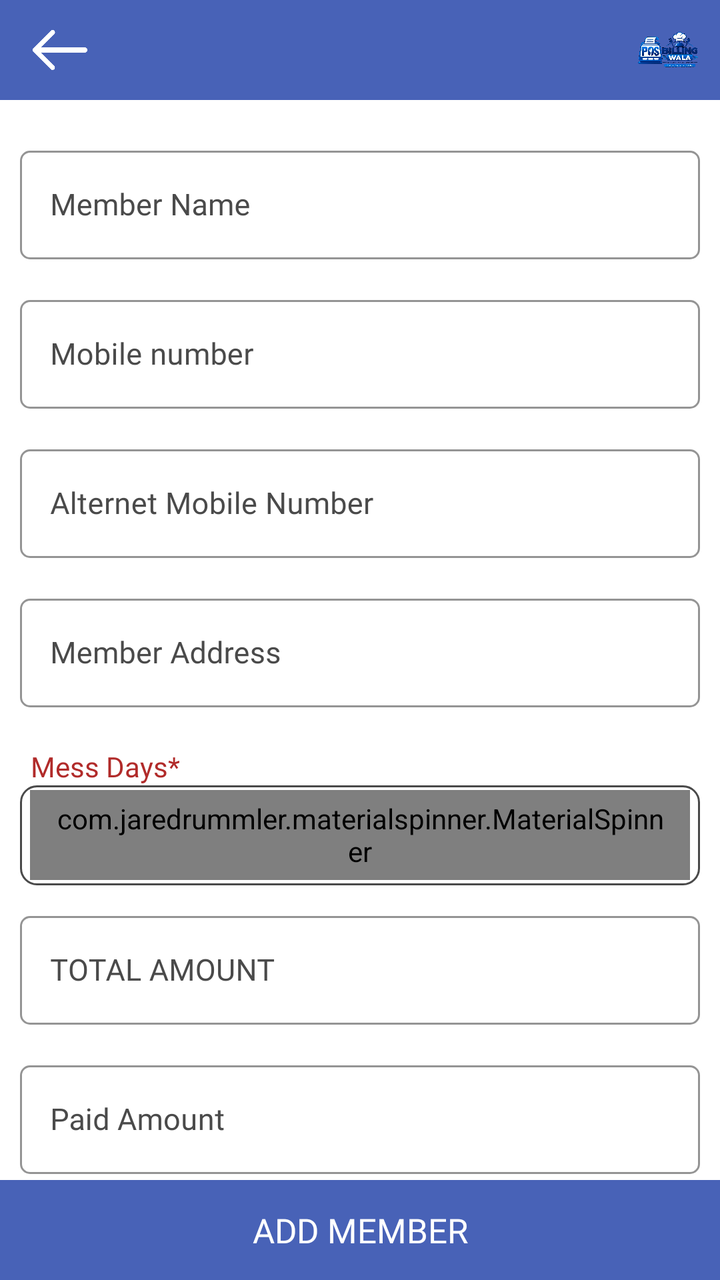
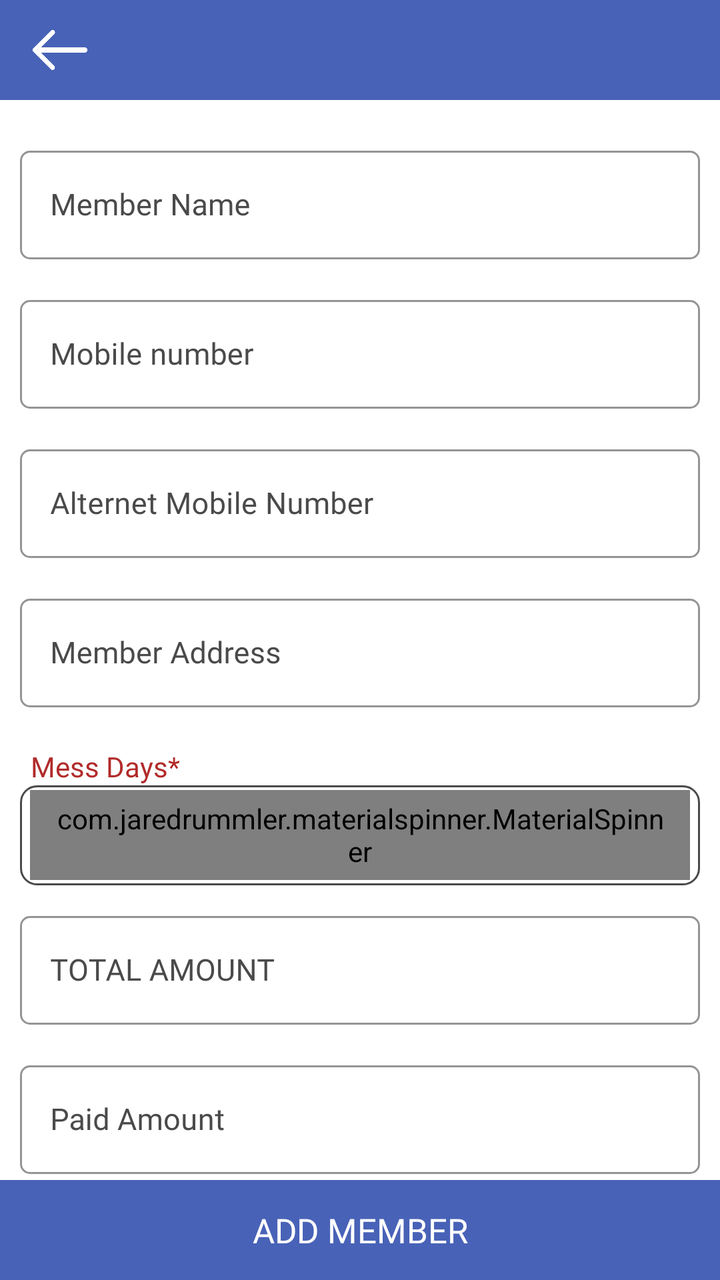

An Android layout rendered at two revisions. The XML below is the earlier revision; the diff shows what the commit changed to produce the second picture.
<!-- AndroidManifest.xml: application theme AppTheme -->
<!-- res/layout/fragment_add_mess_member.xml -->
<?xml version="1.0" encoding="utf-8"?>
<RelativeLayout xmlns:android="http://schemas.android.com/apk/res/android"
    xmlns:app="http://schemas.android.com/apk/res-auto"
    xmlns:tools="http://schemas.android.com/tools"
    android:layout_width="match_parent"
    android:layout_height="match_parent"
    tools:context=".Fragment.AddProduct">

    <com.google.android.material.appbar.AppBarLayout
        android:id="@+id/appBarLayout"
        android:layout_width="match_parent"
        android:layout_height="50dp"
        android:layout_alignParentTop="true">

        <RelativeLayout
            android:layout_width="match_parent"
            android:layout_height="match_parent">

            <ImageView
                android:id="@+id/backToMess"
                android:layout_width="30dp"
                android:layout_height="30dp"
                android:layout_alignParentStart="true"
                android:layout_centerInParent="true"
                android:layout_gravity="center"
                android:layout_marginStart="15dp"
                android:src="@drawable/back"
                app:tint="@color/white" />

        
            <include layout="@layout/include_app_toolbar_logo" />
</RelativeLayout>

    </com.google.android.material.appbar.AppBarLayout>

    <androidx.core.widget.NestedScrollView
        android:layout_width="match_parent"
        android:layout_height="match_parent"
        android:layout_above="@+id/addMember"
        android:layout_below="@id/appBarLayout">

        <LinearLayout
            android:layout_width="match_parent"
            android:layout_height="match_parent"
            android:orientation="vertical"
            android:padding="10dp">

            <com.google.android.material.textfield.TextInputLayout
                android:id="@+id/memberNameLayout"
                style="@style/Widget.MaterialComponents.TextInputLayout.OutlinedBox"
                android:layout_width="match_parent"
                android:layout_height="wrap_content"
                android:layout_gravity="center"
                android:layout_marginTop="10dp"
                android:layout_marginBottom="5dp"
                android:gravity="center"
                android:textColorHint="@color/light_black"
                app:boxCornerRadiusBottomEnd="5dp"
                app:boxCornerRadiusBottomStart="5dp"
                app:boxCornerRadiusTopEnd="5dp"
                app:boxCornerRadiusTopStart="5dp"
                app:boxStrokeColor="@color/light_black">

                <com.google.android.material.textfield.TextInputEditText
                    android:id="@+id/memberName"
                    android:layout_width="match_parent"
                    android:layout_height="wrap_content"
                    android:digits="abcdefghijklmnopqrstuvwxyzABCDEFGHIJKLMNOPQRSTUVWXYZ "
                    android:fontFamily="@font/poppinsregular"
                    android:hint="@string/ui_member_name"
                    android:imeOptions="actionNext"
                    android:inputType="textCapWords"
                    android:paddingStart="15dp"
                    android:paddingEnd="10dp"
                    android:singleLine="true"
                    android:textColor="@color/black"
                    android:textColorHint="@color/light_black"
                    android:textSize="15dp" />

            </com.google.android.material.textfield.TextInputLayout>

            <com.google.android.material.textfield.TextInputLayout
                android:id="@+id/memberMobileNumberLayout"
                style="@style/Widget.MaterialComponents.TextInputLayout.OutlinedBox"
                android:layout_width="match_parent"
                android:layout_height="wrap_content"
                android:layout_gravity="center"
                android:layout_marginTop="10dp"
                android:layout_marginBottom="5dp"
                android:gravity="center"
                android:textColorHint="@color/light_black"
                app:boxCornerRadiusBottomEnd="5dp"
                app:boxCornerRadiusBottomStart="5dp"
                app:boxCornerRadiusTopEnd="5dp"
                app:boxCornerRadiusTopStart="5dp"
                app:boxStrokeColor="@color/light_black">

                <com.google.android.material.textfield.TextInputEditText
                    android:id="@+id/memberMobileNumber"
                    android:layout_width="match_parent"
                    android:layout_height="wrap_content"
                    android:digits="0123456789"
                    android:fontFamily="@font/poppinsregular"
                    android:hint="@string/trial_signup_contact"
                    android:imeOptions="actionNext"
                    android:inputType="numberDecimal"
                    android:paddingStart="15dp"
                    android:paddingEnd="10dp"
                    android:singleLine="true"
                    android:textColor="@color/black"
                    android:textColorHint="@color/light_black"
                    android:textSize="15dp" />

            </com.google.android.material.textfield.TextInputLayout>

            <com.google.android.material.textfield.TextInputLayout
                android:id="@+id/memberAlternetMobileNumberLayout"
                style="@style/Widget.MaterialComponents.TextInputLayout.OutlinedBox"
                android:layout_width="match_parent"
                android:layout_height="wrap_content"
                android:layout_gravity="center"
                android:layout_marginTop="10dp"
                android:layout_marginBottom="5dp"
                android:gravity="center"
                android:textColorHint="@color/light_black"
                app:boxCornerRadiusBottomEnd="5dp"
                app:boxCornerRadiusBottomStart="5dp"
                app:boxCornerRadiusTopEnd="5dp"
                app:boxCornerRadiusTopStart="5dp"
                app:boxStrokeColor="@color/light_black">

                <com.google.android.material.textfield.TextInputEditText
                    android:id="@+id/memberAlternetMobileNumber"
                    android:layout_width="match_parent"
                    android:layout_height="wrap_content"
                    android:digits="0123456789"
                    android:fontFamily="@font/poppinsregular"
                    android:hint="@string/ui_alternet_mobile_number"
                    android:imeOptions="actionNext"
                    android:inputType="numberDecimal"
                    android:paddingStart="15dp"
                    android:paddingEnd="10dp"
                    android:singleLine="true"
                    android:textColor="@color/black"
                    android:textColorHint="@color/light_black"
                    android:textSize="15dp" />

            </com.google.android.material.textfield.TextInputLayout>

            <com.google.android.material.textfield.TextInputLayout
                android:id="@+id/memberAddressLayout"
                style="@style/Widget.MaterialComponents.TextInputLayout.OutlinedBox"
                android:layout_width="match_parent"
                android:layout_height="wrap_content"
                android:layout_gravity="center"
                android:layout_marginTop="10dp"
                android:layout_marginBottom="5dp"
                android:gravity="center"
                android:textColorHint="@color/light_black"
                app:boxCornerRadiusBottomEnd="5dp"
                app:boxCornerRadiusBottomStart="5dp"
                app:boxCornerRadiusTopEnd="5dp"
                app:boxCornerRadiusTopStart="5dp"
                app:boxStrokeColor="@color/light_black">

                <com.google.android.material.textfield.TextInputEditText
                    android:id="@+id/memberAddress"
                    android:layout_width="match_parent"
                    android:layout_height="wrap_content"
                    android:fontFamily="@font/poppinsregular"
                    android:hint="@string/ui_member_address"
                    android:imeOptions="actionNext"
                    android:inputType="textCapWords|textMultiLine"
                    android:paddingStart="15dp"
                    android:paddingEnd="10dp"
                    android:singleLine="true"
                    android:textColor="@color/black"
                    android:textColorHint="@color/light_black"
                    android:textSize="15dp" />

            </com.google.android.material.textfield.TextInputLayout>

            <TextView
                android:layout_width="wrap_content"
                android:layout_height="wrap_content"
                android:layout_gravity="center|start"
                android:layout_marginStart="5dp"
                android:layout_marginTop="15dp"
                android:fontFamily="@font/poppinsregular"
                android:gravity="center"
                android:text="@string/ui_mess_days"
                android:textColor="@color/textcolor" />

            <LinearLayout
                android:layout_width="match_parent"
                android:layout_height="50dp"
                android:background="@drawable/button_rounded_border"
                android:orientation="horizontal">

                <com.jaredrummler.materialspinner.MaterialSpinner
                    android:id="@+id/messDaySpinner"
                    android:layout_width="match_parent"
                    android:layout_height="45dp"
                    android:layout_gravity="center"
                    android:layout_margin="5dp"
                    android:fontFamily="@font/poppinsregular"
                    android:gravity="center|start"
                    android:paddingStart="10dp"
                    android:paddingEnd="10dp"
                    android:textColor="@color/black"
                    android:textSize="15dp"
                    app:ms_hint="Select Days" />

            </LinearLayout>

            <com.google.android.material.textfield.TextInputLayout
                android:id="@+id/messAmountLayout"
                style="@style/Widget.MaterialComponents.TextInputLayout.OutlinedBox"
                android:layout_width="match_parent"
                android:layout_height="wrap_content"
                android:layout_gravity="center"
                android:layout_marginTop="10dp"
                android:layout_marginBottom="5dp"
                android:gravity="center"
                android:textColorHint="@color/light_black"
                app:boxCornerRadiusBottomEnd="5dp"
                app:boxCornerRadiusBottomStart="5dp"
                app:boxCornerRadiusTopEnd="5dp"
                app:boxCornerRadiusTopStart="5dp"
                app:boxStrokeColor="@color/light_black">

                <com.google.android.material.textfield.TextInputEditText
                    android:id="@+id/messAmount"
                    android:layout_width="match_parent"
                    android:layout_height="wrap_content"
                    android:digits="0123456789"
                    android:fontFamily="@font/poppinsregular"
                    android:hint="@string/ui_total_amount"
                    android:imeOptions="actionNext"
                    android:inputType="numberDecimal"
                    android:paddingStart="15dp"
                    android:paddingEnd="10dp"
                    android:singleLine="true"
                    android:textColor="@color/black"
                    android:textColorHint="@color/light_black"
                    android:textSize="15dp" />

            </com.google.android.material.textfield.TextInputLayout>

            <com.google.android.material.textfield.TextInputLayout
                android:id="@+id/mesdpaidAmountLayout"
                style="@style/Widget.MaterialComponents.TextInputLayout.OutlinedBox"
                android:layout_width="match_parent"
                android:layout_height="wrap_content"
                android:layout_gravity="center"
                android:layout_marginTop="10dp"
                android:layout_marginBottom="5dp"
                android:gravity="center"
                android:textColorHint="@color/light_black"
                app:boxCornerRadiusBottomEnd="5dp"
                app:boxCornerRadiusBottomStart="5dp"
                app:boxCornerRadiusTopEnd="5dp"
                app:boxCornerRadiusTopStart="5dp"
                app:boxStrokeColor="@color/light_black">

                <com.google.android.material.textfield.TextInputEditText
                    android:id="@+id/messPaidAmount"
                    android:layout_width="match_parent"
                    android:layout_height="wrap_content"
                    android:digits="0123456789"
                    android:fontFamily="@font/poppinsregular"
                    android:hint="@string/ui_paid_amount"
                    android:imeOptions="actionNext"
                    android:inputType="numberDecimal"
                    android:paddingStart="15dp"
                    android:paddingEnd="10dp"
                    android:singleLine="true"
                    android:textColor="@color/black"
                    android:textColorHint="@color/light_black"
                    android:textSize="15dp" />

            </com.google.android.material.textfield.TextInputLayout>

        </LinearLayout>

    </androidx.core.widget.NestedScrollView>

    <TextView
        android:id="@+id/addMember"
        android:layout_width="match_parent"
        android:layout_height="50dp"
        android:layout_alignParentBottom="true"
        android:layout_gravity="center"
        android:background="@color/colorPrimary"
        android:fontFamily="@font/poppinsmedium"
        android:gravity="center"
        android:text="@string/ui_add_member"
        android:textAllCaps="true"
        android:textColor="@color/white"
        android:textSize="17dp" />

</RelativeLayout>
<!-- res/layout/include_app_toolbar_logo.xml (included above) -->
<?xml version="1.0" encoding="utf-8"?>
<ImageView xmlns:android="http://schemas.android.com/apk/res/android"
    android:id="@+id/appBrandLogo"
    android:layout_width="32dp"
    android:layout_height="32dp"
    android:layout_alignParentEnd="true"
    android:layout_centerVertical="true"
    android:layout_marginEnd="10dp"
    android:contentDescription="@string/app_name"
    android:scaleType="fitCenter"
    android:src="@drawable/app_logo" />
<!-- resources referenced by this layout -->
<resources>
  <color name="black">#000</color>
  <color name="colorPrimary">#4862b7</color>
  <color name="light_black">#4a4a4a</color>
  <color name="textcolor">#b12b2a</color>
  <color name="white">#fff</color>
  <!-- drawable app_logo: png bitmap (drawable, 586552 bytes) -->
  <!-- drawable back: png bitmap (drawable, 3507 bytes) -->
  <!-- drawable button_rounded_border (drawable) -->
  <?xml version="1.0" encoding="utf-8"?>
  <shape xmlns:android="http://schemas.android.com/apk/res/android">
      <stroke
          android:width="1dp"
          android:color="@color/light_black" />
  
      <corners android:radius="8dp" />
  
  </shape>
  <string name="app_name">Billingwala</string>
  <string name="trial_signup_contact">Mobile number</string>
  <string name="ui_add_member">Add Member</string>
  <string name="ui_alternet_mobile_number">Alternet Mobile Number</string>
  <string name="ui_member_address">Member Address</string>
  <string name="ui_member_name">Member Name</string>
  <string name="ui_mess_days">Mess Days*</string>
  <string name="ui_paid_amount">Paid Amount</string>
  <string name="ui_total_amount">TOTAL AMOUNT</string>
  <style name="AppTheme" parent="Theme.MaterialComponents.Light.NoActionBar">
          
          <item name="colorPrimary">@color/colorPrimary</item>
          <item name="colorPrimaryDark">@color/colorPrimary</item>
          <item name="colorAccent">@color/colorAccent</item>
          <item name="android:windowIsTranslucent">true</item>
          <item name="windowNoTitle">true</item>
          <item name="windowActionBar">false</item>
  
      </style>
  <color name="colorAccent">#000</color>
</resources>

<!-- the commit's change to res/layout/fragment_add_mess_member.xml (unified diff, before → after) -->
@@ -26,9 +26,6 @@
                 android:layout_marginStart="15dp"
                 android:src="@drawable/back"
                 app:tint="@color/white" />
-
-        
-            <include layout="@layout/include_app_toolbar_logo" />
 </RelativeLayout>
 
     </com.google.android.material.appbar.AppBarLayout>
@@ -300,15 +297,3 @@
         android:textSize="17dp" />
 
 </RelativeLayout>
-<!-- res/layout/include_app_toolbar_logo.xml (included above) -->
-<?xml version="1.0" encoding="utf-8"?>
-<ImageView xmlns:android="http://schemas.android.com/apk/res/android"
-    android:id="@+id/appBrandLogo"
-    android:layout_width="32dp"
-    android:layout_height="32dp"
-    android:layout_alignParentEnd="true"
-    android:layout_centerVertical="true"
-    android:layout_marginEnd="10dp"
-    android:contentDescription="@string/app_name"
-    android:scaleType="fitCenter"
-    android:src="@drawable/app_logo" />
<!-- resource entries referenced after the edit -->
@@ -5,7 +5,6 @@
   <color name="light_black">#4a4a4a</color>
   <color name="textcolor">#b12b2a</color>
   <color name="white">#fff</color>
-  <!-- drawable app_logo: png bitmap (drawable, 586552 bytes) -->
   <!-- drawable back: png bitmap (drawable, 3507 bytes) -->
   <!-- drawable button_rounded_border (drawable) -->
   <?xml version="1.0" encoding="utf-8"?>
@@ -17,7 +16,6 @@
       <corners android:radius="8dp" />
   
   </shape>
-  <string name="app_name">Billingwala</string>
   <string name="trial_signup_contact">Mobile number</string>
   <string name="ui_add_member">Add Member</string>
   <string name="ui_alternet_mobile_number">Alternet Mobile Number</string>
